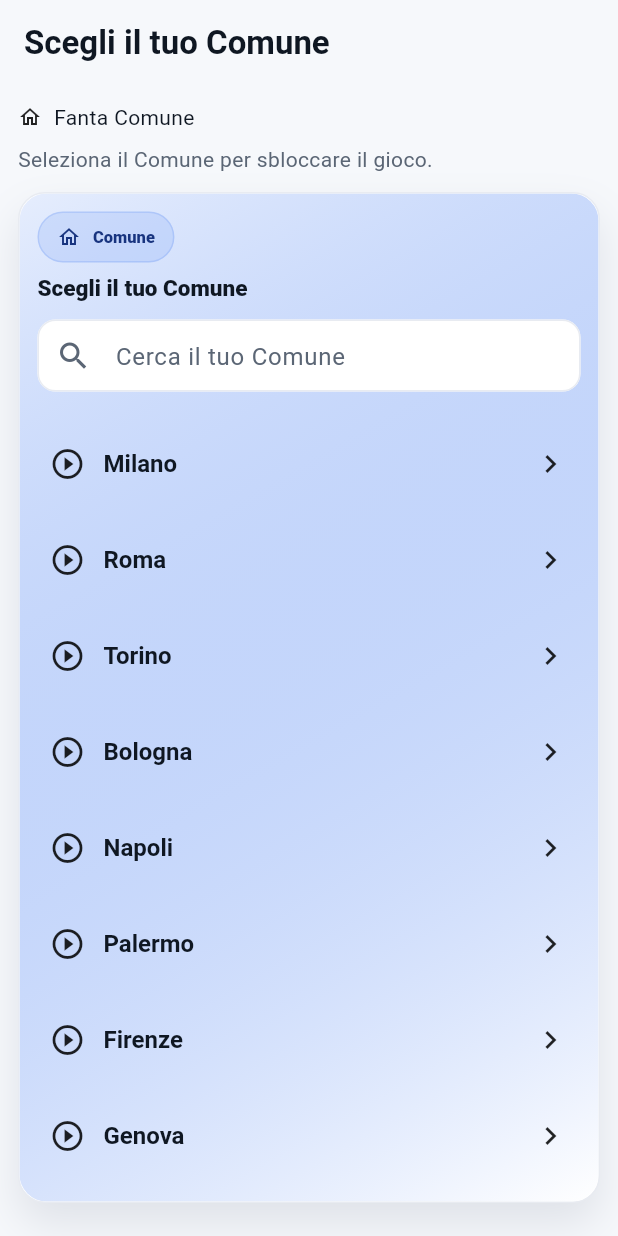
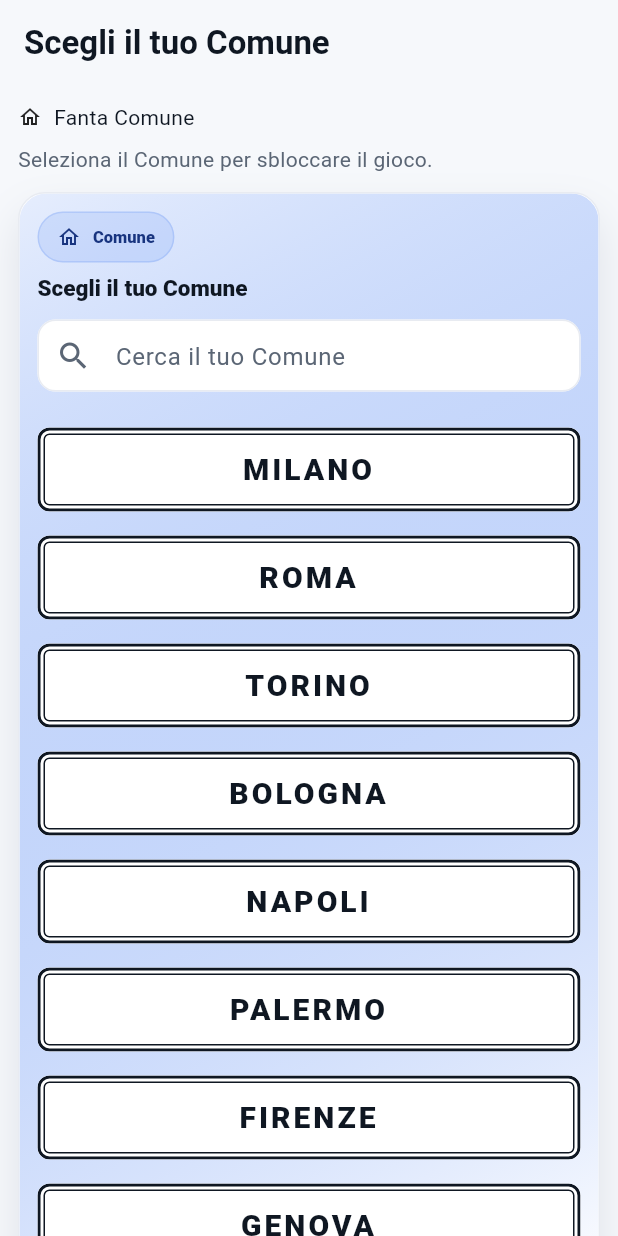
Before and after one commit to gabser/miglioraPaese, a Flutter app: the OnboardingPage screen opened by its route, on a phone screen of 412 x 824 dp. Run offline on Flutter 3.47's test engine with Material 3 defaults, Android fonts, the phone set to English and light mode, and no system bars; our stand-ins replace bloc, equatable, flutter_bloc, flutter_map, flutter_svg, go_router and 2 more; missing offline and left inert: dart:js_interop; accounts and stored records are empty.

Commit message:
Publish civic demo with municipality signs and Tuglie map

```diff
--- /dev/null
+++ b/lib/core/widgets/municipality_sign.dart
@@ -0,0 +1,70 @@
+import 'package:flutter/material.dart';
+
+import 'package:fanta_comune/core/theme/app_tokens.dart';
+
+/// Cartello d'ingresso al Comune, ispirato alla segnaletica stradale italiana.
+class MunicipalitySign extends StatelessWidget {
+  const MunicipalitySign({
+    required this.name,
+    this.compact = false,
+    this.onTap,
+    this.semanticLabel,
+    super.key,
+  });
+
+  final String name;
+  final bool compact;
+  final VoidCallback? onTap;
+  final String? semanticLabel;
+
+  @override
+  Widget build(BuildContext context) {
+    return Align(
+      alignment: Alignment.centerLeft,
+      child: ConstrainedBox(
+        constraints: const BoxConstraints(maxWidth: 480),
+        child: SizedBox(
+          width: double.infinity,
+          child: Material(
+            color: AppTokens.surface,
+            shape: RoundedRectangleBorder(
+              borderRadius: BorderRadius.circular(AppTokens.s8),
+              side: const BorderSide(color: AppTokens.ink, width: 2),
+            ),
+            clipBehavior: Clip.antiAlias,
+            child: InkWell(
+              onTap: onTap,
+              child: Padding(
+                padding: const EdgeInsets.all(AppTokens.s4),
+                child: DecoratedBox(
+                  decoration: BoxDecoration(
+                    border: Border.all(color: AppTokens.ink),
+                    borderRadius: BorderRadius.circular(AppTokens.s4),
+                  ),
+                  child: Padding(
+                    padding: EdgeInsets.symmetric(
+                      horizontal: AppTokens.s16,
+                      vertical: compact ? AppTokens.s12 : AppTokens.s20,
+                    ),
+                    child: Text(
+                      name.toUpperCase(),
+                      semanticsLabel: semanticLabel ?? 'Comune: $name',
+                      textAlign: TextAlign.center,
+                      style: Theme.of(context).textTheme.titleLarge?.copyWith(
+                        color: AppTokens.ink,
+                        fontSize: compact ? 20 : 28,
+                        fontWeight: FontWeight.w900,
+                        letterSpacing: 2,
+                        height: 1.2,
+                      ),
+                    ),
+                  ),
+                ),
+              ),
+            ),
+          ),
+        ),
+      ),
+    );
+  }
+}
--- a/lib/features/fantasy/presentation/pages/fantasy_pages.dart
+++ b/lib/features/fantasy/presentation/pages/fantasy_pages.dart
@@ -6,6 +6,7 @@ import 'package:fanta_comune/core/models/municipality_catalog.dart';
 import 'package:fanta_comune/core/config/app_config.dart';
 import 'package:fanta_comune/core/preferences/app_prefs.dart';
 import 'package:fanta_comune/core/theme/app_tokens.dart';
+import 'package:fanta_comune/core/widgets/municipality_sign.dart';
 import 'package:fanta_comune/features/fantasy/domain/fantasy_models.dart'
     hide FantasyCard;
 import 'package:fanta_comune/features/fantasy/domain/fantasy_models.dart'
@@ -318,6 +319,12 @@ class SquadPage extends StatelessWidget {
       child: Column(
         crossAxisAlignment: CrossAxisAlignment.stretch,
         children: [
+          MunicipalitySign(
+            name: MunicipalityCatalog.displayNameFromId(
+              context.watch<AppPrefs>().municipalityId ?? 'demo',
+            ),
+          ),
+          const SizedBox(height: AppTokens.s16),
           _PageHeader(
             eyebrow:
                 '${manager.season.name} · Giornata ${manager.season.currentMatchday}/${manager.season.totalMatchdays}',
--- a/lib/features/home/presentation/home_page.dart
+++ b/lib/features/home/presentation/home_page.dart
@@ -9,6 +9,7 @@ import 'package:fanta_comune/core/theme/app_icons.dart';
 import 'package:fanta_comune/core/theme/app_tokens.dart';
 import 'package:fanta_comune/core/widgets/fc_widgets.dart';
 import 'package:fanta_comune/core/widgets/game_banner.dart';
+import 'package:fanta_comune/core/widgets/municipality_sign.dart';
 import 'package:fanta_comune/features/civic_loop/domain/civic_loop_summary.dart';
 import 'package:fanta_comune/features/game/data/game_repository.dart';
 import 'package:fanta_comune/features/game/domain/prediction.dart';
@@ -38,8 +39,12 @@ class HomePage extends StatelessWidget {
             child: Column(
               crossAxisAlignment: CrossAxisAlignment.stretch,
               children: [
+                MunicipalitySign(
+                  name: MunicipalityCatalog.displayNameFromId(municipalityId),
+                ),
+                const SizedBox(height: AppTokens.s8),
                 Text(
-                  'Comune: ${MunicipalityCatalog.displayNameFromId(municipalityId)} · Gioco demo locale',
+                  'Gioco demo locale',
                   style: Theme.of(context).textTheme.labelLarge,
                 ),
                 const SizedBox(height: AppTokens.s12),
--- a/lib/features/onboarding/presentation/onboarding_page.dart
+++ b/lib/features/onboarding/presentation/onboarding_page.dart
@@ -9,6 +9,7 @@ import 'package:fanta_comune/core/theme/app_tokens.dart';
 import 'package:fanta_comune/core/theme/typography_x.dart';
 import 'package:fanta_comune/core/widgets/fc_widgets.dart';
 import 'package:fanta_comune/core/widgets/icon_label.dart';
+import 'package:fanta_comune/core/widgets/municipality_sign.dart';
 import 'package:fanta_comune/features/next_problems/domain/proposal_route_context.dart';
 
 /// Schermata di onboarding per scegliere il Comune di riferimento.
@@ -129,38 +130,27 @@ class _OnboardingPageState extends State<OnboardingPage> {
                           padding: const EdgeInsets.symmetric(
                             vertical: AppTokens.s8,
                           ),
-                          child: InkWell(
-                            borderRadius: BorderRadius.circular(
-                              AppTokens.radius,
-                            ),
-                            onTap: () => _selectCity(context, city),
-                            child: Semantics(
-                              label: VenialCopy.onboardingCitySelectTemplate
-                                  .replaceAll('{city}', city),
-                              button: true,
-                              child: Padding(
-                                padding: const EdgeInsets.symmetric(
-                                  vertical: AppTokens.s12,
-                                  horizontal: AppTokens.s8,
+                          child: Column(
+                            crossAxisAlignment: CrossAxisAlignment.start,
+                            children: [
+                              MunicipalitySign(
+                                name: city,
+                                compact: true,
+                                onTap: () => _selectCity(context, city),
+                                semanticLabel: VenialCopy
+                                    .onboardingCitySelectTemplate
+                                    .replaceAll('{city}', city),
+                              ),
+                              if (!MunicipalityCatalog.activeCities.contains(
+                                city,
+                              )) ...[
+                                const SizedBox(height: AppTokens.s4),
+                                Text(
+                                  'Attiva $city',
+                                  style: textTheme.bodySmall,
                                 ),
-                                child: Row(
-                                  children: [
-                                    const Icon(AppIcons.play),
-                                    const SizedBox(width: AppTokens.s12),
-                                    Expanded(
-                                      child: Text(
-                                        MunicipalityCatalog.activeCities
-                                                .contains(city)
-                                            ? city
-                                            : 'Attiva $city',
-                                        style: textTheme.titleMedium,
-                                      ),
-                                    ),
-                                    const Icon(Icons.chevron_right),
-                                  ],
-                                ),
-                              ),
-                            ),
+                              ],
+                            ],
                           ),
                         ),
                       ),
--- a/lib/features/profile/presentation/profile_page.dart
+++ b/lib/features/profile/presentation/profile_page.dart
@@ -3,6 +3,7 @@ import 'package:flutter/material.dart';
 import 'package:flutter_bloc/flutter_bloc.dart';
 import 'package:go_router/go_router.dart';
 import 'package:fanta_comune/core/models/municipality_catalog.dart';
+import 'package:fanta_comune/core/widgets/municipality_sign.dart';
 import 'package:fanta_comune/core/theme/app_icons.dart';
 import 'package:fanta_comune/core/theme/app_tokens.dart';
 import 'package:fanta_comune/core/widgets/fc_widgets.dart';
@@ -298,12 +299,7 @@ class _ProfilePageState extends State<ProfilePage> {
                 children: [
                   Text('Comune', style: TypographyX.titleLarge(context)),
                   const SizedBox(height: AppTokens.s8),
-                  Text(
-                    municipalityName,
-                    style: textTheme.titleMedium?.copyWith(
-                      fontWeight: FontWeight.w800,
-                    ),
-                  ),
+                  MunicipalitySign(name: municipalityName),
                   const SizedBox(height: AppTokens.s4),
                   Text(
                     'Cambia Comune per testare o seguire un altro territorio.',
```
Also changed, not shown: 5 other files.
